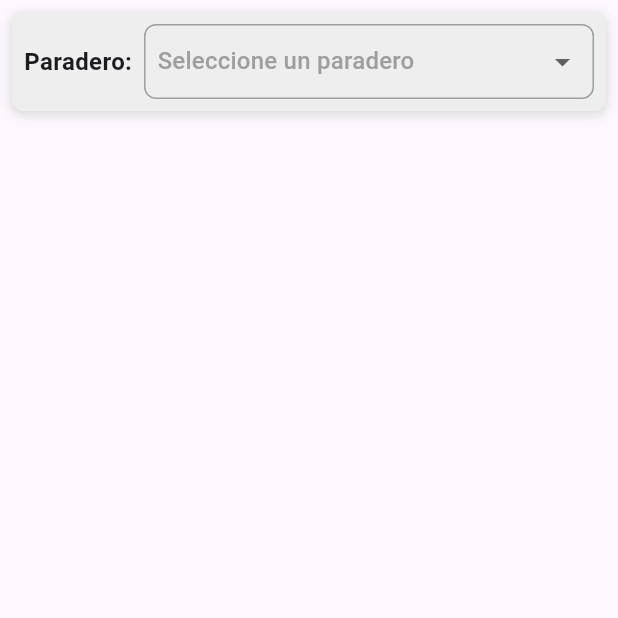
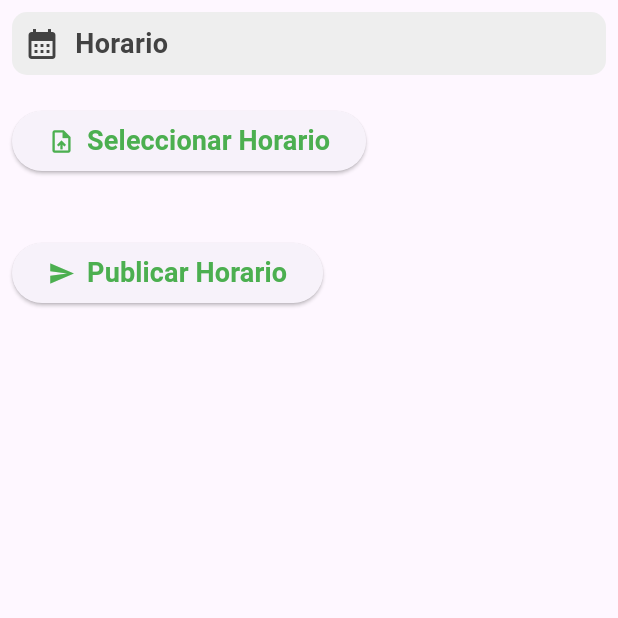
Before and after one commit to RafaelReynoso/tesis-perfil-admin, a Flutter app: the Horario screen opened directly, on a phone screen of 412 x 824 dp, the top half of it. Run offline on Flutter 3.47's test engine with Material 3 defaults, Android fonts, the phone set to English and light mode, and no system bars; our stand-ins replace cloud_firestore, file_picker, firebase_core, firebase_database, firebase_storage, google_maps_flutter; accounts and stored records are empty.

Commit message:
actulizando horario

```diff
--- a/lib/components/navigation_bar.dart
+++ b/lib/components/navigation_bar.dart
@@ -3,6 +3,7 @@ import 'package:tesis_perfil_admin/pages/horario.dart';
 import 'package:tesis_perfil_admin/pages/map.dart';
 import 'package:tesis_perfil_admin/pages/notifications.dart';
 import 'package:tesis_perfil_admin/pages/profile.dart';
+import 'package:tesis_perfil_admin/pages/conductores.dart';
 
 
 class Barra_Navegacion extends StatefulWidget {
@@ -24,7 +25,7 @@ class _Barra_Navegacion extends State<Barra_Navegacion> {
       appBar: AppBar(
         title: const Center(
           child: Text(
-            'E.T. San Bartolome',
+            'E.T. San Bartolome - Administrador',
             style: TextStyle(
               color: Colors.white,
               fontWeight: FontWeight.bold,
@@ -99,7 +100,7 @@ class _Barra_Navegacion extends State<Barra_Navegacion> {
           shadowColor: Colors.transparent,
           margin: EdgeInsets.all(8.0),
           child: SizedBox.expand(
-            child: Horario(),
+            child: Conductores(),
           ),
         ),
 
--- a/lib/pages/horario.dart
+++ b/lib/pages/horario.dart
@@ -1,20 +1,20 @@
+import 'dart:io';
 import 'package:flutter/material.dart';
-import '../components/chosica.dart';
-import '../components/bartolome.dart';
+import 'package:cloud_firestore/cloud_firestore.dart';
+import 'package:firebase_storage/firebase_storage.dart';
+import 'package:file_picker/file_picker.dart';
 
 class Horario extends StatefulWidget {
   const Horario({super.key});
 
   @override
-  State<Horario> createState() => _Horario();
+  State<Horario> createState() => _HorarioState();
 }
 
-class _Horario extends State<Horario> {
-  String? _selectedParadero;
-  final List<String> _paraderos = [
-    'Chosica',
-    'San Bartolome',
-  ];
+class _HorarioState extends State<Horario> {
+  String? _fileName;
+  String? _filePath;
+  bool _isFileLoaded = false;
 
   @override
   Widget build(BuildContext context) {
@@ -24,76 +24,176 @@ class _Horario extends State<Horario> {
         child: Column(
           crossAxisAlignment: CrossAxisAlignment.start,
           children: [
-            // Container con sombreado gris para el Row
             Container(
               padding: const EdgeInsets.all(8.0),
               decoration: BoxDecoration(
-                color: Colors.grey[200], // Color de fondo gris claro
-                borderRadius: BorderRadius.circular(8.0), // Bordes redondeados
-                boxShadow: [
-                  // Sombra para el Container
-                  BoxShadow(
-                    color: Colors.grey.withOpacity(0.3),
-                    spreadRadius: 1,
-                    blurRadius: 5,
-                    offset: const Offset(0, 2),
-                  ),
-                ],
+                color: Colors.grey[200],
+                borderRadius: BorderRadius.circular(10),
               ),
               child: Row(
                 children: [
-                  // Texto a la izquierda
-                  const Text(
-                    'Paradero:',
-                    style: TextStyle(fontSize: 16, fontWeight: FontWeight.bold),
+                  Icon(
+                    Icons.calendar_month,
+                    color: Colors.grey[800],
                   ),
-                  const SizedBox(
-                      width: 8), // Espacio entre el texto y el dropdown
-                  // Dropdown a la derecha
-                  Expanded(
-                    child: Container(
-                      padding: const EdgeInsets.symmetric(horizontal: 8.0),
-                      decoration: BoxDecoration(
-                        border: Border.all(color: Colors.grey),
-                        borderRadius: BorderRadius.circular(8.0),
-                      ),
-                      child: _dropDown(),
+                  const SizedBox(width: 10),
+                  Text(
+                    'Horario',
+                    style: TextStyle(
+                      color: Colors.grey[800],
+                      fontSize: 18,
+                      fontWeight: FontWeight.bold,
                     ),
                   ),
                 ],
               ),
             ),
-            // Mostrar el componente según la selección
-            if (_selectedParadero == 'Chosica') const Chosica(),
-            if (_selectedParadero == 'San Bartolome') const Bartolome(),
+            const SizedBox(height: 20),
+            ElevatedButton(
+              onPressed: () async {
+                FilePickerResult? result = await FilePicker.platform.pickFiles(
+                  type: FileType.custom,
+                  allowedExtensions: ['xlsx', 'xls'],
+                );
+
+                if (result != null) {
+                  setState(() {
+                    _fileName = result.files.first.name;
+                    _filePath = result.files.first.path!;
+                    _isFileLoaded = true;
+                  });
+                } else {
+                  ScaffoldMessenger.of(context).showSnackBar(
+                    const SnackBar(
+                      content: Text('Por favor, selecciona un archivo.'),
+                    ),
+                  );
+                }
+              },
+              child: const Row(
+                mainAxisSize: MainAxisSize.min,
+                children: [
+                  Icon(Icons.upload_file, size: 18, color: Colors.green),
+                  SizedBox(width: 8), // Espacio entre el ícono y el texto
+                  Text(
+                    'Seleccionar Horario',
+                    style: TextStyle(
+                      color: Colors.green,
+                      fontSize: 18,
+                      fontWeight: FontWeight.bold,
+                    ),
+                  ),
+                ],
+              ),
+            ),
+            const SizedBox(height: 20),
+            if (_isFileLoaded)
+              Container(
+                padding: const EdgeInsets.all(16.0),
+                decoration: BoxDecoration(
+                  color: Colors.teal[50],
+                  borderRadius: BorderRadius.circular(10),
+                  border: Border.all(color: Colors.teal, width: 2),
+                ),
+                child: Row(
+                  children: [
+                    const Icon(
+                      Icons.check_circle,
+                      color: Colors.teal,
+                    ),
+                    const SizedBox(width: 10),
+                    Text(
+                      _fileName!,
+                      style: TextStyle(
+                        color: Colors.teal[800],
+                        fontSize: 16,
+                        fontWeight: FontWeight.bold,
+                      ),
+                    ),
+                  ],
+                ),
+              ),
+            const SizedBox(height: 20),
+            ElevatedButton(
+              onPressed: () async {
+                if (_isFileLoaded) {
+                  Reference storageRef = FirebaseStorage.instance
+                      .ref()
+                      .child('horarios')
+                      .child(_fileName!);
+                  await storageRef.putFile(File(_filePath!));
+
+                  String fileUrl = await FirebaseStorage.instance
+                      .ref('horarios/$_fileName')
+                      .getDownloadURL();
+                  await FirebaseFirestore.instance
+                      .collection('horarios')
+                      .doc('choferes')
+                      .set({'fileUrl': fileUrl});
+
+                  showDialog(
+                    context: context,
+                    builder: (BuildContext context) {
+                      return AlertDialog(
+                      title: const Row(
+                        children: [
+                        Icon(
+                          Icons.check_circle,
+                          color: Colors.green,
+                        ),
+                        SizedBox(width: 10),
+                        Text(
+                          'Éxito',
+                          style: TextStyle(
+                          color: Colors.green,
+                          fontSize: 18,
+                          fontWeight: FontWeight.bold,
+                          ),
+                        ),
+                        ],
+                      ),
+                      content: const Text('Horario publicado con éxito.'),
+                      actions: [
+                        TextButton(
+                        onPressed: () {
+                          Navigator.of(context).pop();
+                        },
+                        child: const Text('Aceptar',style: TextStyle(
+                          color: Colors.green,
+                          ),),
+                        ),
+                      ],
+                      );
+                    },
+                  );
+                } else {
+                  ScaffoldMessenger.of(context).showSnackBar(
+                    const SnackBar(
+                      content: Text(
+                          'Por favor, selecciona un archivo antes de publicar.'),
+                    ),
+                  );
+                }
+              },
+              child: const Row(
+                mainAxisSize: MainAxisSize.min,
+                children: [
+                  Icon(Icons.send, size: 18, color: Colors.green),
+                  SizedBox(width: 8), // Espacio entre el ícono y el texto
+                  Text(
+                    'Publicar Horario',
+                    style: TextStyle(
+                      color: Colors.green,
+                      fontSize: 18,
+                      fontWeight: FontWeight.bold,
+                    ),
+                  ),
+                ],
+              ),
+            ),
           ],
         ),
       ),
     );
   }
-
-  // Helper method para crear el dropdown widget
-  Widget _dropDown() {
-    return DropdownButton<String>(
-      isExpanded: true, // Para que el dropdown ocupe todo el espacio disponible
-      value: _selectedParadero,
-      onChanged: (String? newValue) {
-        setState(() {
-          _selectedParadero = newValue;
-        });
-      },
-      items: _paraderos.map((String paradero) {
-        return DropdownMenuItem<String>(
-          value: paradero,
-          child: Text(paradero),
-        );
-      }).toList(),
-      underline: Container(),
-      hint: const Text(
-        'Seleccione un paradero', // Placeholder
-        style: TextStyle(
-            color: Colors.grey), // Puedes personalizar el estilo del texto
-      ), // Sin línea subrayada
-    );
-  }
 }
--- a/lib/pages/login.dart
+++ b/lib/pages/login.dart
@@ -46,7 +46,7 @@ class _SignInPage1State extends State<SignInPage1> {
                     Padding(
                       padding: const EdgeInsets.only(top: 8.0),
                       child: Text(
-                        "Ingresa tu Usuario y Contraseña proporcionado por el administrador",
+                        "Ingresa su usuario y contraseña de administrador",
                         style: Theme.of(context).textTheme.bodyMedium,
                         textAlign: TextAlign.center,
                       ),
--- a/lib/pages/profile.dart
+++ b/lib/pages/profile.dart
@@ -19,7 +19,7 @@ class Profile extends StatelessWidget {
                                     children: [
                                         const Divider(),
                                         Text(
-                                            'Chofer: Rafael',
+                                            'Nombre: Rafael',
                                             style: Theme.of(context)
                                                 .textTheme
                                                 .titleLarge
@@ -60,7 +60,7 @@ class _TopPortion extends StatelessWidget {
                 const Padding(
                     padding: EdgeInsets.only(top: 8.0),
                     child: Text(
-                        'Mi Perfil',
+                        'Administrador',
                         style: TextStyle(
                             fontWeight: FontWeight.bold,
                             fontSize: 24, // Puedes ajustar el tamaño de fuente si es necesario
```
Also changed, not shown: lib/pages/conductores.dart (+10 -0 lines), pubspec.yaml (+7 -0 lines), pubspec.lock, 5 other files.
